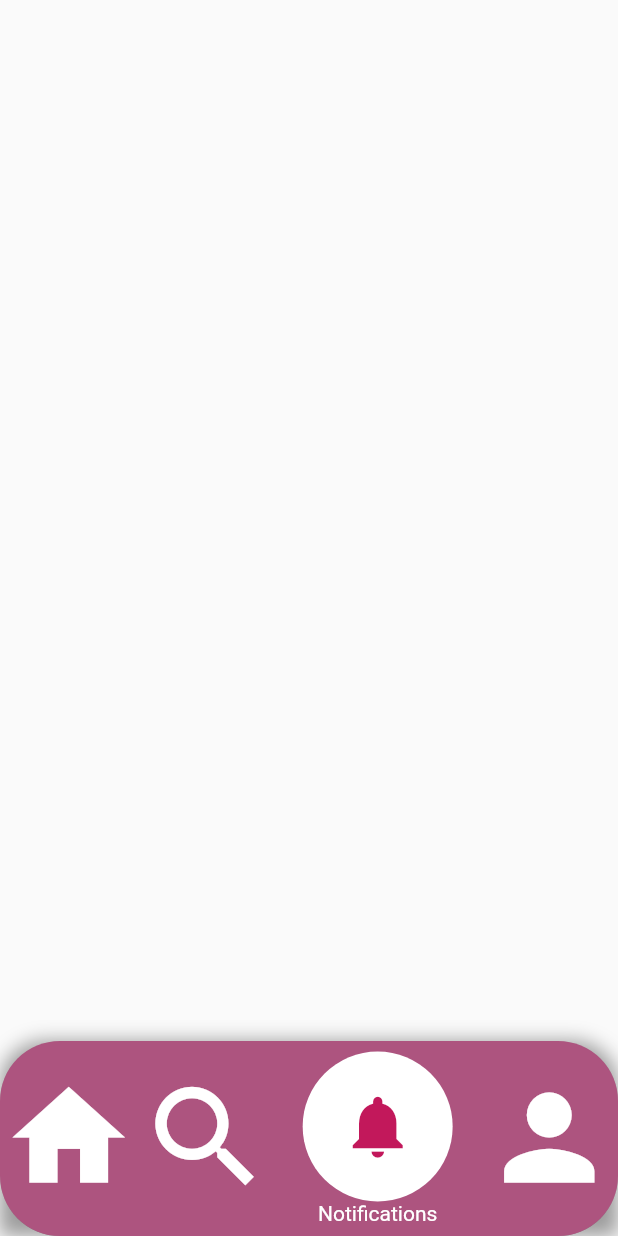
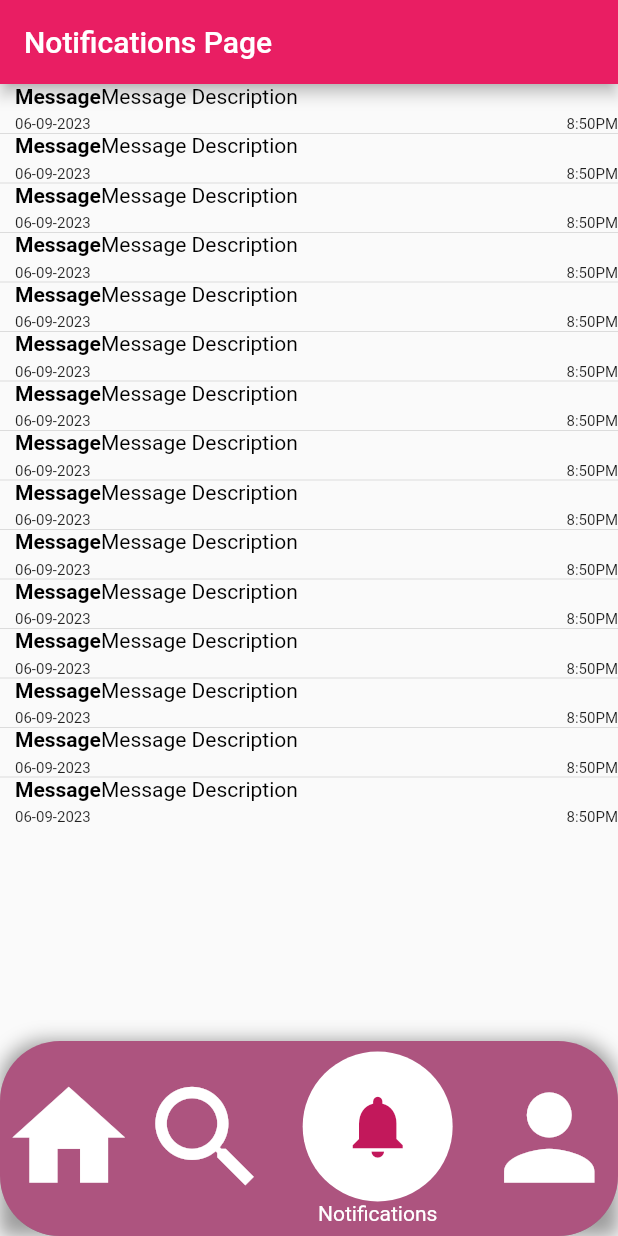
Before and after one commit to miyukiandjia/lakbayan, a Flutter app: the NotifPage screen opened directly, on a phone screen of 412 x 824 dp. Run offline on Flutter 3.47's test engine with Material 2 defaults, Android fonts, the light colour scheme and no system bars; our stand-ins replace firebase_auth, firebase_core, google_maps_flutter, location; missing offline and left inert: dart:js, excel, flutter_polyline_points; accounts and stored records are empty.

Commit message:
notif-page

```diff
--- a/lib/pages/notif_page.dart
+++ b/lib/pages/notif_page.dart
@@ -1,3 +1,5 @@
+import 'dart:js';
+
 import 'package:flutter/material.dart';
 import 'package:lakbayan/pages/home_page.dart';
 import 'package:lakbayan/search_page.dart';
@@ -5,6 +7,93 @@ import 'package:lakbayan/pages/profile_page.dart';
 
 class NotifPage extends StatelessWidget {
   const NotifPage({super.key});
+
+  @override
+  Widget build(BuildContext context) {
+    return Scaffold(
+      appBar: appBar(),
+      body: listView(),
+      bottomNavigationBar: _navBar(context, 2),
+    );
+  }
+
+  PreferredSizeWidget appBar() {
+    return AppBar(
+      title: Text("Notifications Page"),
+    );
+  }
+
+  Widget listView() {
+    return ListView.separated(
+        itemBuilder: (context, index) {
+          return listViewItem(index);
+        },
+        separatorBuilder: (context, index) {
+          return Divider(height: 0);
+        },
+        itemCount: 15);
+  }
+
+  Widget listViewItem(int index) {
+    return Container(
+      margin: EdgeInsets.only(left: 10),
+      child: Column(
+        crossAxisAlignment: CrossAxisAlignment.start,
+        children: [
+          message(index),
+          timeAndDate(index),
+        ],
+      ),
+    );
+  }
+
+  Widget message(int index) {
+    double textSize = 14;
+    return Container(
+      child: RichText(
+        maxLines: 3,
+        overflow: TextOverflow.ellipsis,
+        text: TextSpan(
+          text: 'Message',
+          style: TextStyle(
+            fontSize: textSize,
+            color: Colors.black,
+            fontWeight: FontWeight.bold,
+          ),
+          children: [
+            TextSpan(
+                text: 'Message Description',
+                style: TextStyle(
+                  fontWeight: FontWeight.w400,
+                ))
+          ],
+        ),
+      ),
+    );
+  }
+
+  Widget timeAndDate(int index) {
+    return Container(
+      margin: EdgeInsets.only(top: 5),
+      child: Row(
+        mainAxisAlignment: MainAxisAlignment.spaceBetween,
+        children: [
+          Text(
+            '06-09-2023',
+            style: TextStyle(
+              fontSize: 10,
+            ),
+          ),
+          Text(
+            '8:50PM',
+            style: TextStyle(
+              fontSize: 10,
+            ),
+          ),
+        ],
+      ),
+    );
+  }
 
   Widget _navBar(BuildContext context, int currentIndex) {
     return Container(
@@ -100,17 +189,4 @@ class NotifPage extends StatelessWidget {
               ),
             )));
   }
-
-  @override
-  Widget build(BuildContext context) {
-    // Implement your Create Itinerary screen UI here
-    return Scaffold(
-      body: Container(
-        height: double.infinity,
-        width: double.infinity,
-        padding: const EdgeInsets.all(20),
-      ),
-      bottomNavigationBar: _navBar(context, 2),
-    );
-  }
 }
```
